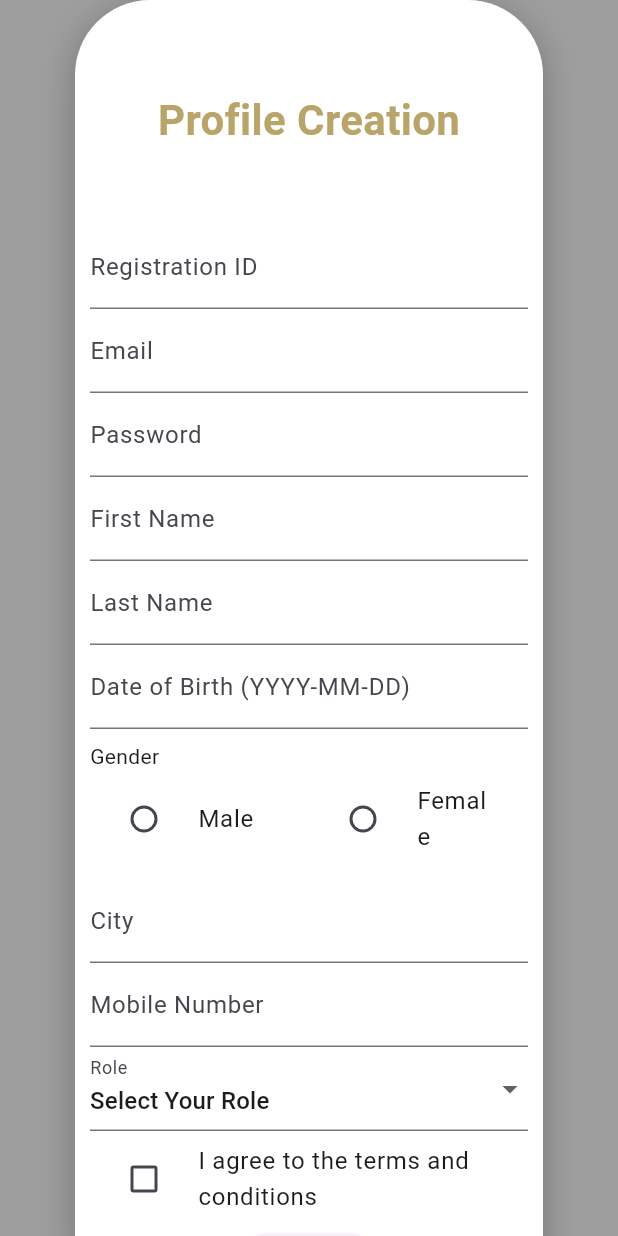
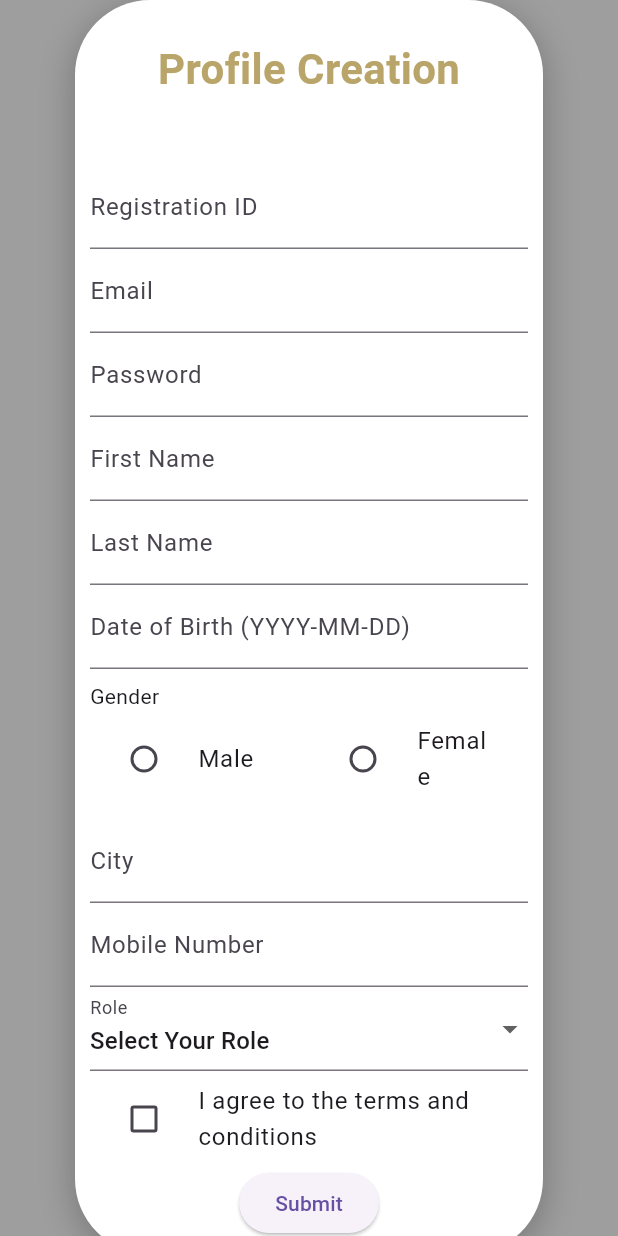
Before and after one commit to RajChaudhari07/baddies, a Flutter app: the screen it shows after launch, on a phone screen of 412 x 824 dp. Run offline on Flutter 3.47's test engine with Material 3 defaults, Android fonts, the phone set to English and light mode, and no system bars.

Commit message:
changes in regestration

```diff
--- a/lib/regestration_form.dart
+++ b/lib/regestration_form.dart
@@ -70,6 +70,7 @@ class _ProfileCreationFormState extends State<ProfileCreationForm> {
                     style: TextStyle(
                       fontSize: 28,
                       fontWeight: FontWeight.bold,
+                      height: -1,
                       color: Color.fromARGB(255, 185, 164, 105),
                     ),
                   ),
```
